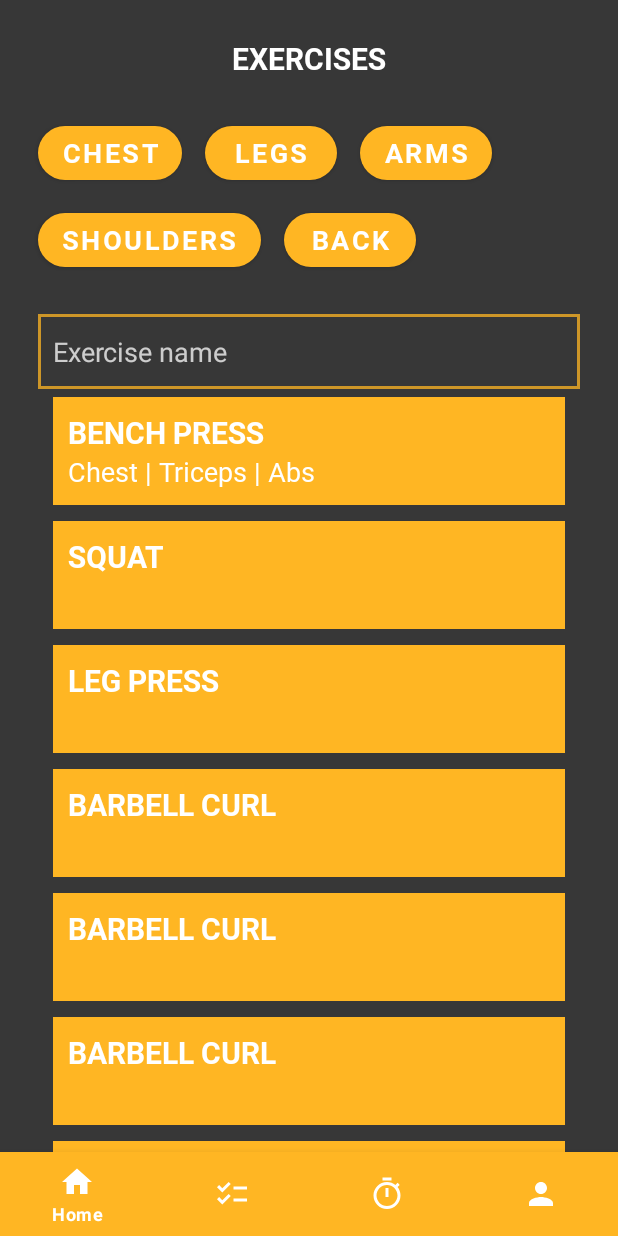
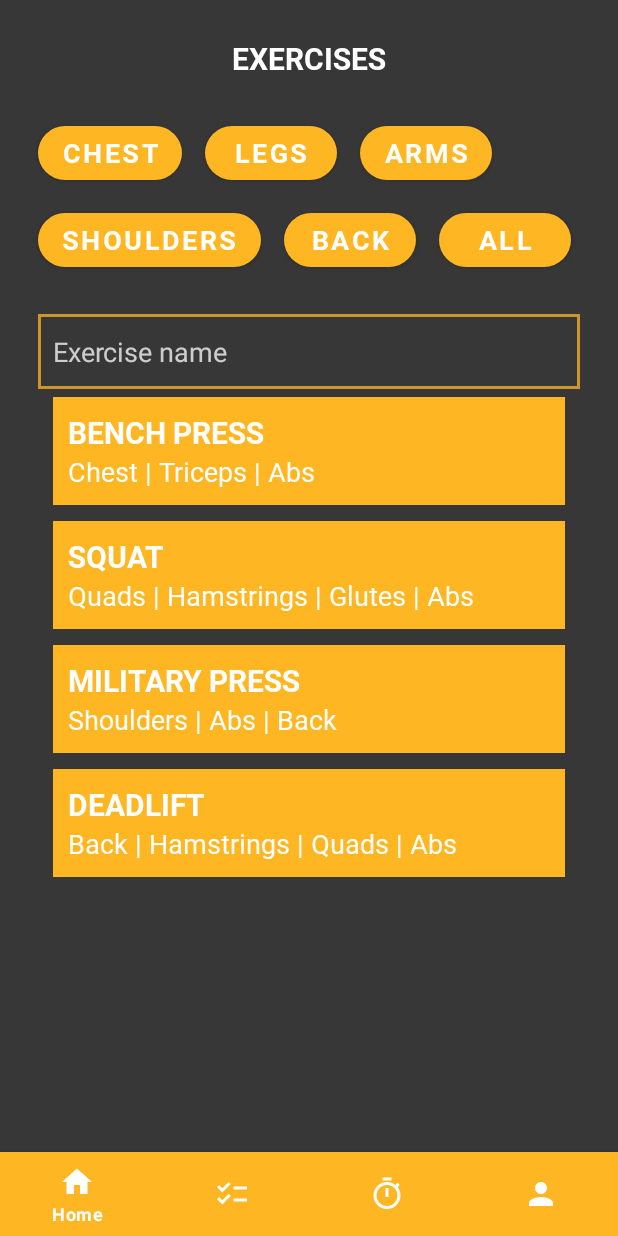
Before and after one commit to dan-yates1/fitness-app, an Android app: the screen it shows after launch (ExercisesActivity), on a phone screen of 412 x 824 dp. Run offline under Robolectric (Android 15) with nearby library versions, the phone set to English and light mode, and no system bars.

Commit message:
Fixed issue where additional secondary muscles would be added when muscles were filtered

```diff
--- a/app/build.gradle
+++ b/app/build.gradle
@@ -34,6 +34,7 @@ dependencies {
     implementation 'androidx.constraintlayout:constraintlayout:1.1.3'
     implementation 'com.squareup.picasso:picasso:2.71828'
     implementation 'androidx.core:core:1.3.0'
+    implementation 'com.google.code.gson:gson:2.8.6'
     testImplementation 'junit:junit:4.+'
     androidTestImplementation 'androidx.test.ext:junit:1.1.1'
     androidTestImplementation 'androidx.test.espresso:espresso-core:3.2.0'
--- a/app/src/main/AndroidManifest.xml
+++ b/app/src/main/AndroidManifest.xml
@@ -8,6 +8,7 @@
         android:label="@string/app_name"
         android:roundIcon="@mipmap/ic_launcher_round"
         android:supportsRtl="true"
+        android:largeHeap="true"
         android:theme="@style/Theme.FitnessApp">
         <activity android:name=".layouts.RegisterActivity"></activity>
         <activity android:name=".layouts.MainActivity" />
--- a/app/src/main/java/com/example/fitnessapp/adapters/ExerciseAdapter.java
+++ b/app/src/main/java/com/example/fitnessapp/adapters/ExerciseAdapter.java
@@ -45,19 +45,19 @@ public class ExerciseAdapter extends RecyclerView.Adapter<ExerciseAdapter.Exerci
     public void onBindViewHolder(@NonNull ExerciseViewHolder holder, int position) {
         Exercise currentItem = mExerciseList.get(position);
         holder.mExerciseName.setText(currentItem.getName().toUpperCase());
-
-        // Combine primary and secondary muscles
-        ArrayList<String> allMuscles = currentItem.getPrimaryMuscles();
-        allMuscles.addAll(currentItem.getSecondaryMuscles());
-        // Display all muscles
+        // Display all muscles on CardView
+        ArrayList<String> allMuscles = currentItem.getAllMuscles();
+        String musclesStr = new String();
         if (allMuscles.size() > 1) {
-            holder.mMuscleGroups.setText(allMuscles.get(0));
+            musclesStr = allMuscles.get(0);
             for (int i = 1; i < allMuscles.size(); i++) {
-                holder.mMuscleGroups.append(" | " + allMuscles.get(i));
+                musclesStr += (" | " + allMuscles.get(i));
             }
         } else if (allMuscles.size() == 1) {
-            holder.mMuscleGroups.setText(allMuscles.get(0));
+            musclesStr = allMuscles.get(0);
+        }else {
         }
+        holder.mMuscleGroups.setText(musclesStr);
     }
 
     @Override
--- a/app/src/main/java/com/example/fitnessapp/layouts/ExercisesActivity.java
+++ b/app/src/main/java/com/example/fitnessapp/layouts/ExercisesActivity.java
@@ -14,13 +14,18 @@ import android.widget.EditText;
 import com.example.fitnessapp.R;
 import com.example.fitnessapp.adapters.ExerciseAdapter;
 import com.example.fitnessapp.models.Exercise;
+import com.google.gson.Gson;
+import com.google.gson.reflect.TypeToken;
 
+import java.io.IOException;
+import java.io.InputStream;
+import java.lang.reflect.Type;
 import java.util.ArrayList;
 
 public class ExercisesActivity extends AppCompatActivity {
     private RecyclerView mRecyclerView;
     private ExerciseAdapter mAdapter;
-    private Button mArmsBtn, mChestBtn, mLegsBtn, mShouldersBtn, mBackBtn;
+    private Button mArmsBtn, mChestBtn, mLegsBtn, mShouldersBtn, mBackBtn, mAllBtn;
     private EditText mSearchBar;
     private ArrayList<Exercise> mExerciseList;
     private ArrayList<String> mMusclesFilter;
@@ -50,15 +55,25 @@ public class ExercisesActivity extends AppCompatActivity {
 
             @Override
             public void afterTextChanged(Editable s) {
-                filter(s.toString());
+                filterByName(s.toString());
             }
         });
     }
 
-    private void filter(String text) {
+    private void filterByName(String text) {
         ArrayList<Exercise> filteredList = new ArrayList<>();
         for (Exercise item : mExerciseList) {
             if (item.getName().toLowerCase().contains(text.toLowerCase())) {
+                filteredList.add(item);
+            }
+        }
+        mAdapter.filterList(filteredList);
+    }
+
+    private void filterByMuscle(String text) {
+        ArrayList<Exercise> filteredList = new ArrayList<>();
+        for (Exercise item : mExerciseList) {
+            if (item.getAllMuscles().contains(text)) {
                 filteredList.add(item);
             }
         }
@@ -72,30 +87,56 @@ public class ExercisesActivity extends AppCompatActivity {
         mLegsBtn = findViewById(R.id.legsBtn);
         mShouldersBtn = findViewById(R.id.shouldersBtn);
         mBackBtn = findViewById(R.id.backBtn);
+        mAllBtn = findViewById(R.id.allBtn);
 
         mArmsBtn.setOnClickListener(v -> {
-            if (!mMusclesFilter.contains("Arms")) {
-                mMusclesFilter.add("Arms");
-            }
+            filterByMuscle("Arms");
+        });
+
+        mChestBtn.setOnClickListener(v -> {
+            filterByMuscle("Chest");
+        });
+
+        mBackBtn.setOnClickListener(v -> {
+            filterByMuscle("Back");
+        });
+
+        mShouldersBtn.setOnClickListener(v -> {
+            filterByMuscle("Shoulders");
+        });
+
+        mLegsBtn.setOnClickListener(v -> {
+            //filterByMuscle("");
+        });
+
+
+        mAllBtn.setOnClickListener(v -> {
+            mAdapter.filterList(mExerciseList);
         });
     }
 
     private void buildExerciseList() {
-        ArrayList<String> primaryMuscles = new ArrayList<>();
-        primaryMuscles.add("Chest");
-        primaryMuscles.add("Triceps");
-        ArrayList<String> secondaryMuscles = new ArrayList<>();
-        primaryMuscles.add("Abs");
+        // Parse list of exercises from JSON file located in assets folder
+        mExerciseList = new ArrayList<>();
+        Gson gson = new Gson();
+        Type exerciseListType = new TypeToken<ArrayList<Exercise>>(){}.getType();
+        mExerciseList = gson.fromJson(loadJSONFromAsset("exercises.json"), exerciseListType);
+    }
 
-        mExerciseList = new ArrayList<>();
-        mExerciseList.add(new Exercise("Bench Press", primaryMuscles, secondaryMuscles, new ArrayList<>()));
-        mExerciseList.add(new Exercise("Squat", new ArrayList<>(), new ArrayList<>(), new ArrayList<>()));
-        mExerciseList.add(new Exercise("Leg Press", new ArrayList<>(), new ArrayList<>(), new ArrayList<>()));
-        mExerciseList.add(new Exercise("Barbell Curl", new ArrayList<>(), new ArrayList<>(), new ArrayList<>()));
-        mExerciseList.add(new Exercise("Barbell Curl", new ArrayList<>(), new ArrayList<>(), new ArrayList<>()));
-        mExerciseList.add(new Exercise("Barbell Curl", new ArrayList<>(), new ArrayList<>(), new ArrayList<>()));
-        mExerciseList.add(new Exercise("Bench Press", primaryMuscles, new ArrayList<>(), new ArrayList<>()));
-        mExerciseList.add(new Exercise("Bench Press", primaryMuscles, new ArrayList<>(), new ArrayList<>()));
+    public String loadJSONFromAsset(String fileName) {
+        String json;
+        try {
+            InputStream is = getApplicationContext().getAssets().open(fileName);
+            int size = is.available();
+            byte[] buffer = new byte[size];
+            is.read(buffer);
+            is.close();
+            json = new String(buffer, "UTF-8");
+        } catch (IOException ex) {
+            ex.printStackTrace();
+            return null;
+        }
+        return json;
     }
 
     private void buildRecyclerView() {
--- a/app/src/main/java/com/example/fitnessapp/models/Exercise.java
+++ b/app/src/main/java/com/example/fitnessapp/models/Exercise.java
@@ -1,14 +1,20 @@
 package com.example.fitnessapp.models;
 
+import com.google.gson.annotations.SerializedName;
+
+import java.io.Serializable;
 import java.util.ArrayList;
 
-public class Exercise {
+public class Exercise implements Serializable {
     private String name;
+    @SerializedName("primary_muscles")
     private ArrayList<String> primaryMuscles;
+    @SerializedName("secondary_muscles")
     private ArrayList<String> secondaryMuscles;
     private ArrayList<String> equipment;
 
-    public Exercise(String name, ArrayList<String> primaryMuscles, ArrayList<String> secondaryMuscles, ArrayList<String> equipment) {
+    public Exercise(String name, ArrayList<String> primaryMuscles, ArrayList<String> secondaryMuscles,
+                    ArrayList<String> allMuscles, ArrayList<String> equipment) {
         this.name = name;
         this.primaryMuscles = primaryMuscles;
         this.secondaryMuscles = secondaryMuscles;
@@ -19,31 +25,27 @@ public class Exercise {
         return name;
     }
 
-    public void setName(String name) {
-        this.name = name;
-    }
-
     public ArrayList<String> getPrimaryMuscles() {
         return primaryMuscles;
-    }
-
-    public void setPrimaryMuscles(ArrayList<String> primaryMuscles) {
-        this.primaryMuscles = primaryMuscles;
     }
 
     public ArrayList<String> getSecondaryMuscles() {
         return secondaryMuscles;
     }
 
-    public void setSecondaryMuscles(ArrayList<String> secondaryMuscles) {
-        this.secondaryMuscles = secondaryMuscles;
+    public ArrayList<String> getAllMuscles() {
+        // Create new array of all muscles
+        ArrayList<String> allMuscles = new ArrayList<>();
+        for (int i = 0; i < primaryMuscles.size(); i++) {
+            allMuscles.add(primaryMuscles.get(i));
+        }
+        for (int i = 0; i < secondaryMuscles.size(); i++) {
+            allMuscles.add(secondaryMuscles.get(i));
+        }
+        return allMuscles;
     }
 
     public ArrayList<String> getEquipment() {
         return equipment;
     }
-
-    public void setEquipment(ArrayList<String> equipment) {
-        this.equipment = equipment;
-    }
 }
--- a/app/src/main/res/layout/activity_exercises.xml
+++ b/app/src/main/res/layout/activity_exercises.xml
@@ -120,6 +120,23 @@
         app:cornerRadius="30dp"
         android:layout_toRightOf="@+id/shouldersBtn" />
 
+    <Button
+        android:id="@+id/allBtn"
+        android:layout_width="wrap_content"
+        android:layout_height="wrap_content"
+        android:layout_below="@+id/chestBtn"
+        android:layout_toEndOf="@+id/backBtn"
+        android:layout_marginLeft="15dp"
+        android:layout_marginTop="10dp"
+        android:fontFamily="@font/roboto_bold"
+        android:text="All"
+        android:textAllCaps="true"
+        android:textSize="18sp"
+        android:textStyle="bold"
+        app:backgroundTint="@color/orange"
+        app:cornerRadius="30dp"
+        android:layout_toRightOf="@+id/shouldersBtn" />
+
     <EditText
         android:id="@+id/searchEditText"
         android:layout_width="wrap_content"
--- a/build.gradle
+++ b/build.gradle
@@ -5,7 +5,7 @@ buildscript {
         jcenter()
     }
     dependencies {
-        classpath "com.android.tools.build:gradle:4.1.3"
+        classpath 'com.android.tools.build:gradle:4.1.3'
 
         // NOTE: Do not place your application dependencies here; they belong
         // in the individual module build.gradle files
```
Also changed, not shown: app/src/main/assets/exercises.json (+7 -9 lines), gradle/wrapper/gradle-wrapper.properties (deleted), 3 other files.
